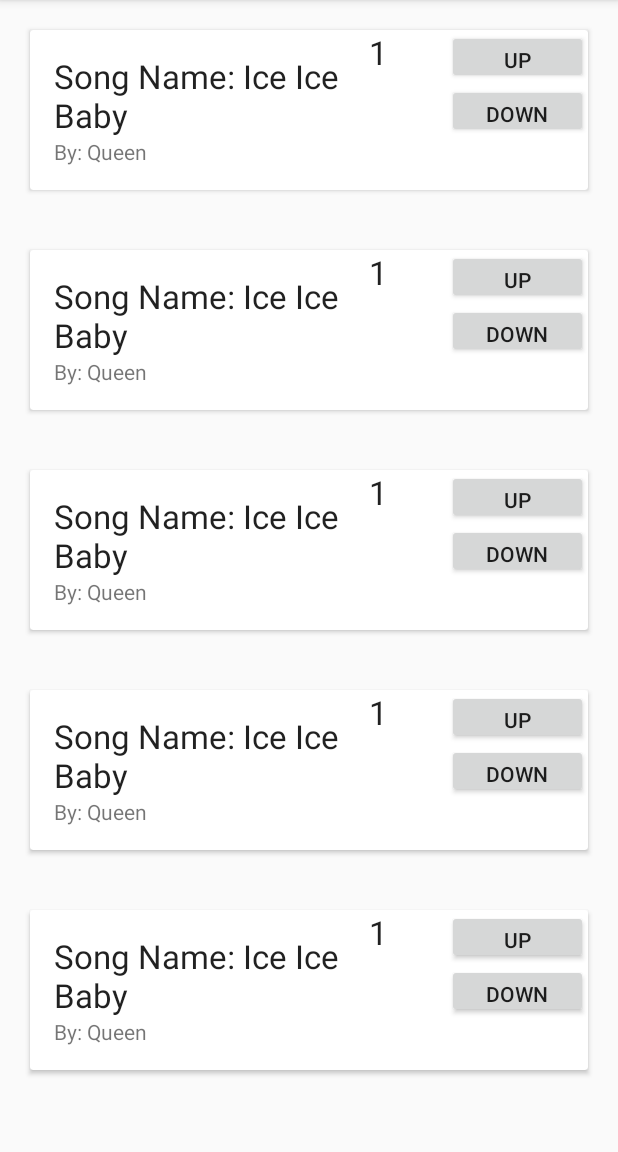
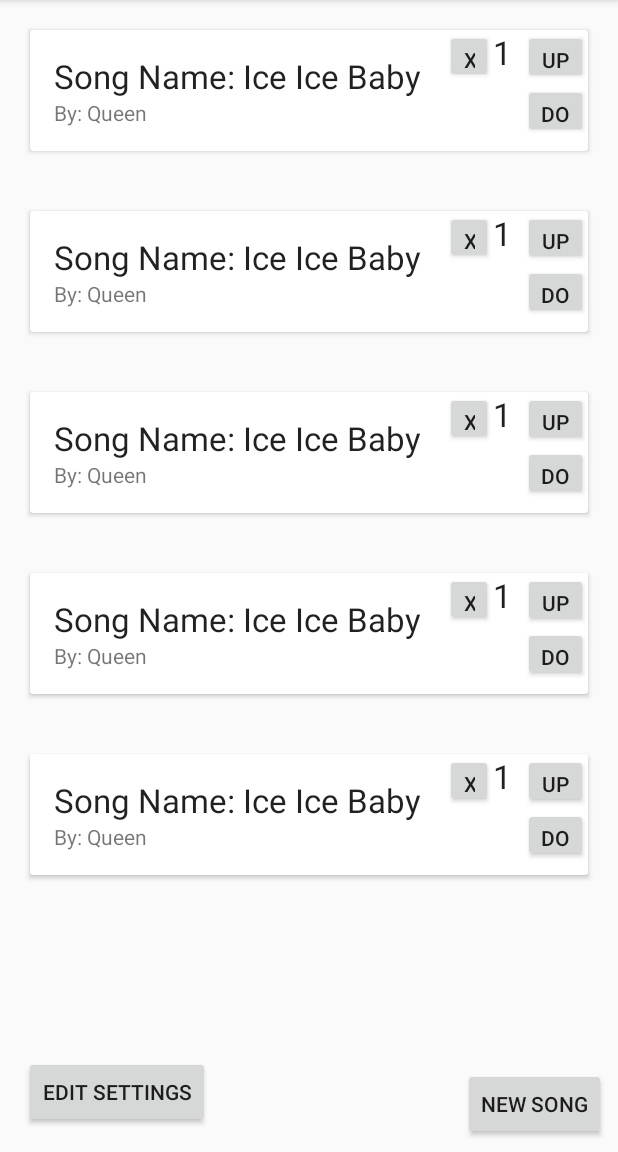
Before and after one commit to rtorres678/Jukify, an Android app: the playlistScreen screen opened directly, with no data from a screen before it, on a phone screen of 412 x 824 dp, the part 84-1236 px from its top. Run offline under Robolectric (Android 15) with nearby library versions, the phone set to English and light mode, and no system bars.

Commit message:
added new song and settings

```diff
--- a/app/src/main/AndroidManifest.xml
+++ b/app/src/main/AndroidManifest.xml
@@ -29,7 +29,9 @@
         <activity
             android:name=".newPlaylistScreen"
             android:parentActivityName=".displayFeedActivity" />
-        <activity android:name=".playlistScreen"></activity>
+        <activity android:name=".playlistScreen" />
+        <activity android:name=".Settings" />
+        <activity android:name=".NewSong"></activity>
     </application>
 
 </manifest>
--- a/app/src/main/java/jukify/jukify/MyAdapter.java
+++ b/app/src/main/java/jukify/jukify/MyAdapter.java
@@ -62,6 +62,7 @@ public class MyAdapter extends RecyclerView.Adapter<MyAdapter.MyViewHolder> {
             public void onClick(View v) {
                 Intent intent = new Intent(v.getContext(),  playlistScreen.class);
                 intent.putExtra("Event", listEvent);
+                //intent.putExtra("Host", 0);
                 v.getContext().startActivity(intent);
             }
         });
--- a/app/src/main/java/jukify/jukify/SongAdapter.java
+++ b/app/src/main/java/jukify/jukify/SongAdapter.java
@@ -30,6 +30,7 @@ public class SongAdapter extends RecyclerView.Adapter<SongAdapter.SongViewHolder
         public TextView textViewScore;
         public Button upsButton;
         public Button downsButton;
+        public Button removeButton;
         public SongViewHolder(View v) {
             super(v);
             textViewName = (TextView) itemView.findViewById(R.id.TextViewSongName);
@@ -37,6 +38,7 @@ public class SongAdapter extends RecyclerView.Adapter<SongAdapter.SongViewHolder
             textViewScore = (TextView) itemView.findViewById(R.id.textViewScore);
             upsButton = (Button) itemView.findViewById(R.id.upsButton);
             downsButton = (Button) itemView.findViewById(R.id.downsButton);
+            removeButton = (Button) itemView.findViewById(R.id.removeButton);
         }
     }
 
@@ -78,6 +80,14 @@ public class SongAdapter extends RecyclerView.Adapter<SongAdapter.SongViewHolder
                 notifyDataSetChanged();
             }
         });
+
+        holder.removeButton.setOnClickListener(new View.OnClickListener(){
+            @Override
+            public void onClick(View v) {
+                listSongs.remove(listSong);
+                notifyDataSetChanged();
+            }
+        });
     }
 
     // Return the size of the feed (invoked by the layout manager)
--- a/app/src/main/java/jukify/jukify/displayFeedActivity.java
+++ b/app/src/main/java/jukify/jukify/displayFeedActivity.java
@@ -42,6 +42,7 @@ public class displayFeedActivity extends AppCompatActivity {
 
     public void joinEvent(View view) {
         Intent intent = new Intent(this, playlistScreen.class);
+        //intent.putExtra("Host", "0");
         startActivity(intent);
     }
 
--- a/app/src/main/java/jukify/jukify/newPlaylistScreen.java
+++ b/app/src/main/java/jukify/jukify/newPlaylistScreen.java
@@ -24,6 +24,7 @@ public class newPlaylistScreen extends AppCompatActivity {
 
         Intent intent = new Intent(v.getContext(),  playlistScreen.class);
         intent.putExtra("Event", eventNew);
+        //intent.putExtra("Host", "1");
         v.getContext().startActivity(intent);
     }
 }
--- a/app/src/main/res/layout/activity_playlist_screen.xml
+++ b/app/src/main/res/layout/activity_playlist_screen.xml
@@ -5,6 +5,30 @@
     android:layout_width="match_parent"
     android:layout_height="match_parent"
     tools:context=".playlistScreen">
+
+    <Button
+        android:id="@+id/editSettingsButton"
+        android:layout_width="wrap_content"
+        android:layout_height="wrap_content"
+        android:layout_marginStart="16dp"
+        android:layout_marginLeft="16dp"
+        android:layout_marginBottom="16dp"
+        android:onClick="editSettings"
+        android:text="Edit Settings"
+        app:layout_constraintBottom_toBottomOf="@+id/song_recycler_view"
+        app:layout_constraintStart_toStartOf="parent" />
+
+    <Button
+        android:id="@+id/newSongButton"
+        android:layout_width="wrap_content"
+        android:layout_height="wrap_content"
+        android:layout_marginEnd="8dp"
+        android:layout_marginRight="8dp"
+        android:layout_marginBottom="8dp"
+        android:onClick="newSong"
+        android:text="New Song"
+        app:layout_constraintBottom_toBottomOf="parent"
+        app:layout_constraintEnd_toEndOf="@+id/song_recycler_view" />
 
     <android.support.v7.widget.RecyclerView
         android:id="@+id/song_recycler_view"
--- a/app/src/main/res/layout/song_text_view.xml
+++ b/app/src/main/res/layout/song_text_view.xml
@@ -16,7 +16,7 @@
             android:orientation="horizontal">
 
             <LinearLayout
-                android:layout_width="226dp"
+                android:layout_width="wrap_content"
                 android:layout_height="wrap_content"
                 android:orientation="vertical"
                 android:padding="@dimen/text_margin">
@@ -39,6 +39,13 @@
                 android:layout_width="52dp"
                 android:layout_height="match_parent"
                 android:orientation="horizontal">
+
+                <Button
+                    android:id="@+id/removeButton"
+                    android:layout_width="64dp"
+                    android:layout_height="35dp"
+                    android:layout_weight="1"
+                    android:text="X" />
 
                 <TextView
                     android:id="@+id/textViewScore"
```
Also changed, not shown: app/src/main/java/jukify/jukify/NewSong.java (added, +30 -0 lines), app/src/main/java/jukify/jukify/Settings.java (added, +40 -0 lines), app/src/main/java/jukify/jukify/playlistScreen.java (+53 -4 lines), app/src/main/res/layout/activity_new_song.xml (added, +41 -0 lines), app/src/main/res/layout/activity_settings.xml (added, +77 -0 lines).
